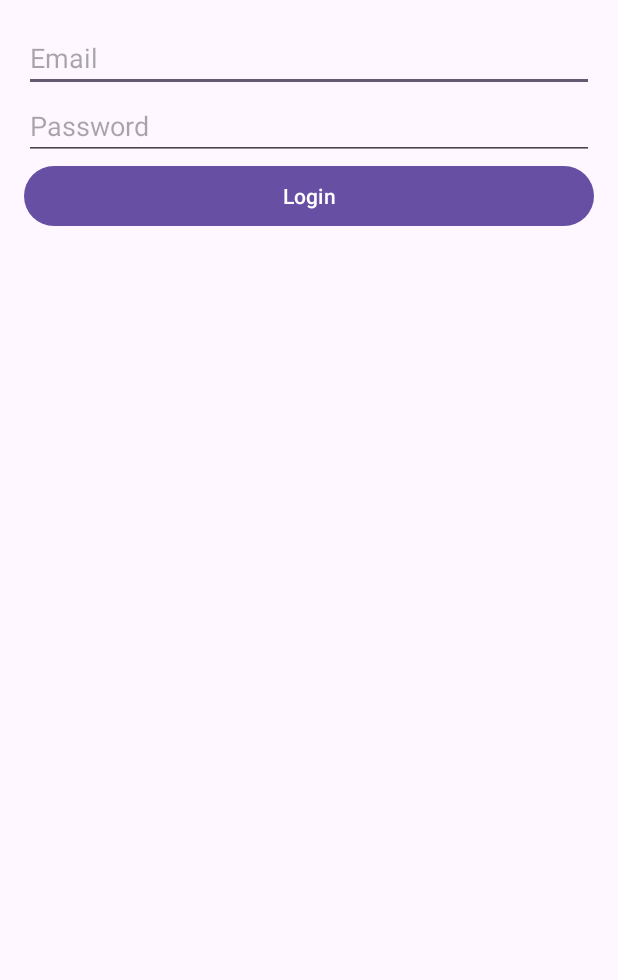
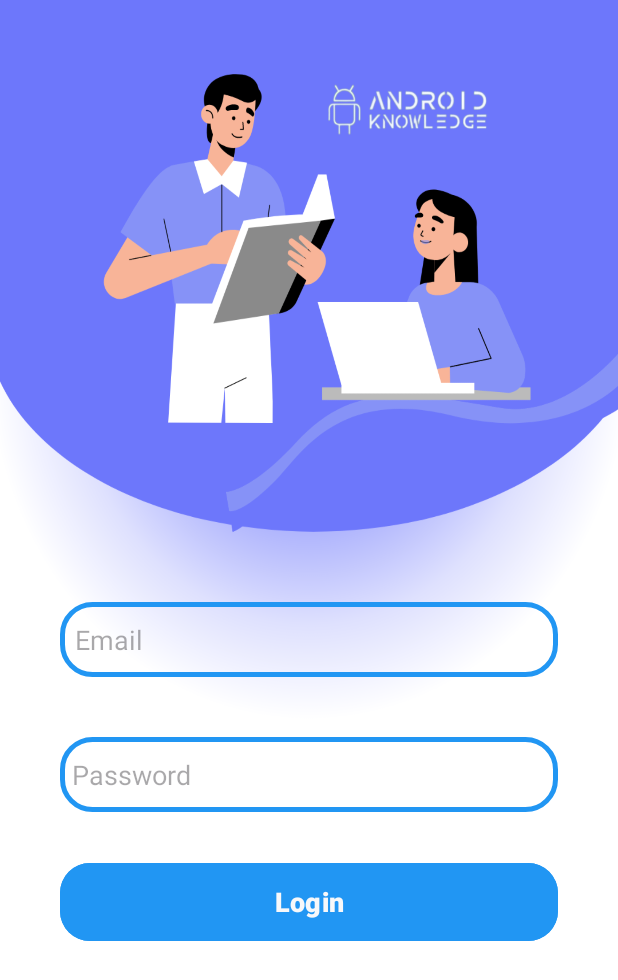
Before and after one commit to hanhphuc08/EnglishELearning, an Android app: the screen it shows after launch (LoginActivity), on a phone screen of 412 x 824 dp. Shown: the top 980 px of the screen. Run offline under Robolectric (Android 15) with nearby library versions, the phone set to English and light mode, and no system bars; our stand-ins replace CircleImageView, Firebase (no records; nobody signed in at launch, a user with empty details on screens opened directly).

Commit message:
Update UI login

```diff
--- /dev/null
+++ b/app/src/main/res/drawable/custom_edittext.xml
@@ -0,0 +1,11 @@
+<?xml version="1.0" encoding="utf-8"?>
+<shape xmlns:android="http://schemas.android.com/apk/res/android"
+    android:shape="rectangle">
+    <stroke
+        android:width="3dp"
+        android:color="#2196F3"/>
+    <corners
+        android:radius="20dp" />
+
+
+</shape>
--- a/app/src/main/res/layout/activity_login.xml
+++ b/app/src/main/res/layout/activity_login.xml
@@ -1,27 +1,77 @@
 <?xml version="1.0" encoding="utf-8"?>
-<LinearLayout xmlns:android="http://schemas.android.com/apk/res/android"
+<LinearLayout
+    xmlns:android="http://schemas.android.com/apk/res/android"
     android:layout_width="match_parent"
+    xmlns:app="http://schemas.android.com/apk/res-auto"
     android:layout_height="match_parent"
     android:orientation="vertical"
+    android:gravity="center"
+    android:background="@drawable/loginpage"
     android:padding="16dp">
 
-    <EditText
-        android:id="@+id/emailEditText"
+    <androidx.cardview.widget.CardView
+        android:layout_width="362dp"
+        android:layout_height="wrap_content"
+        android:layout_margin="30dp"
+        android:background="@drawable/custom_edittext"
+        app:cardCornerRadius="30dp"
+        app:cardElevation="20dp" />
+
+    <LinearLayout
         android:layout_width="match_parent"
         android:layout_height="wrap_content"
+        android:orientation="vertical"
+        android:layout_gravity="center_horizontal"
+        android:padding="24dp">
+
+        <TextView
+            android:layout_width="match_parent"
+            android:layout_height="wrap_content"
+            android:id="@+id/LoginText"
+            android:textAlignment="center"
+            android:textSize="36dp"
+            android:textStyle="bold"
+            android:textColor="#9C27B0"/>
+
+        <EditText
+            android:layout_width="match_parent"
+            android:layout_height="50dp"
+            android:id="@+id/emailEditText"
+            android:background="@drawable/custom_edittext"
+            android:drawablePadding="8dp"
             android:hint="Email"
-        android:inputType="textEmailAddress" />
+            android:padding="10dp"
+            android:textColor="@color/black"
+            android:textColorHighlight="@color/cardview_dark_background"
+            android:layout_marginTop="100dp"/>
 
         <EditText
             android:id="@+id/passwordEditText"
             android:layout_width="match_parent"
-        android:layout_height="wrap_content"
+            android:layout_height="50dp"
+            android:layout_marginTop="40dp"
+            android:background="@drawable/custom_edittext"
+            android:drawablePadding="8dp"
             android:hint="Password"
-        android:inputType="textPassword" />
+            android:inputType="textPassword"
+            android:padding="8dp"
+            android:textColor="@color/black"
+            android:textColorHighlight="@color/cardview_dark_background" />
 
         <Button
+            android:layout_width="match_parent"
+            android:layout_height="60dp"
             android:id="@+id/loginButton"
-        android:layout_width="match_parent"
-        android:layout_height="wrap_content"
-        android:text="Login" />
+            android:text="Login"
+            android:textStyle="bold"
+            android:textSize="18sp"
+            android:layout_marginTop="30dp"
+            android:textColor="#F7F8FA"
+            android:backgroundTint="#2196F3"
+            app:cornerRadius = "20dp"/>
+
+
     </LinearLayout>
+
+
+</LinearLayout>
```
Also changed, not shown: app/src/main/res/drawable/loginpage.png (added). Lines whose indentation alone changed are shown as unchanged.
